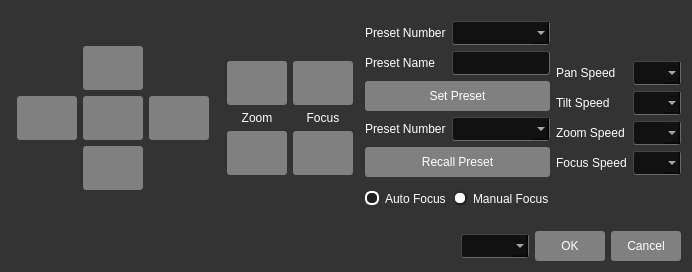
nospam2k/Sony-PTZ-Controller, file presetsetupdlg.ui: the form before one commit.
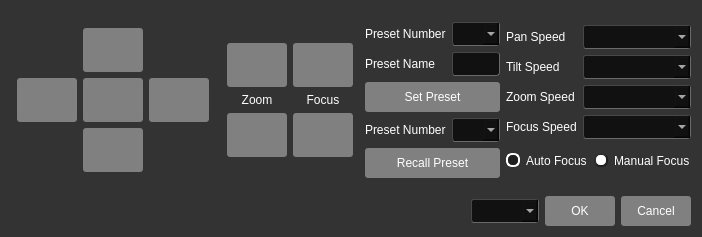
The form after the commit. Icons and pictures are not drawn.

Patch:
```diff
--- a/presetsetupdlg.ui
+++ b/presetsetupdlg.ui
@@ -6,8 +6,8 @@
    <rect>
     <x>0</x>
     <y>0</y>
-    <width>670</width>
-    <height>272</height>
+    <width>680</width>
+    <height>237</height>
    </rect>
   </property>
   <property name="windowTitle">
@@ -594,33 +594,6 @@
          </property>
         </widget>
        </item>
-       <item>
-        <layout class="QHBoxLayout" name="horizontalLayout_8">
-         <property name="topMargin">
-          <number>8</number>
-         </property>
-         <property name="bottomMargin">
-          <number>8</number>
-         </property>
-         <item>
-          <widget class="QRadioButton" name="autoFocusRadio">
-           <property name="text">
-            <string>Auto Focus</string>
-           </property>
-           <property name="checked">
-            <bool>true</bool>
-           </property>
-          </widget>
-         </item>
-         <item>
-          <widget class="QRadioButton" name="manualFocusRadio">
-           <property name="text">
-            <string>Manual Focus</string>
-           </property>
-          </widget>
-         </item>
-        </layout>
-       </item>
        <item>
         <spacer name="verticalSpacer_2">
          <property name="orientation">
@@ -695,6 +668,33 @@
          </item>
         </layout>
        </item>
+       <item>
+        <layout class="QHBoxLayout" name="horizontalLayout_8">
+         <property name="topMargin">
+          <number>8</number>
+         </property>
+         <property name="bottomMargin">
+          <number>8</number>
+         </property>
+         <item>
+          <widget class="QRadioButton" name="autoFocusRadio">
+           <property name="text">
+            <string>Auto Focus</string>
+           </property>
+           <property name="checked">
+            <bool>true</bool>
+           </property>
+          </widget>
+         </item>
+         <item>
+          <widget class="QRadioButton" name="manualFocusRadio">
+           <property name="text">
+            <string>Manual Focus</string>
+           </property>
+          </widget>
+         </item>
+        </layout>
+       </item>
        <item>
         <spacer name="verticalSpacer_10">
          <property name="orientation">
```
